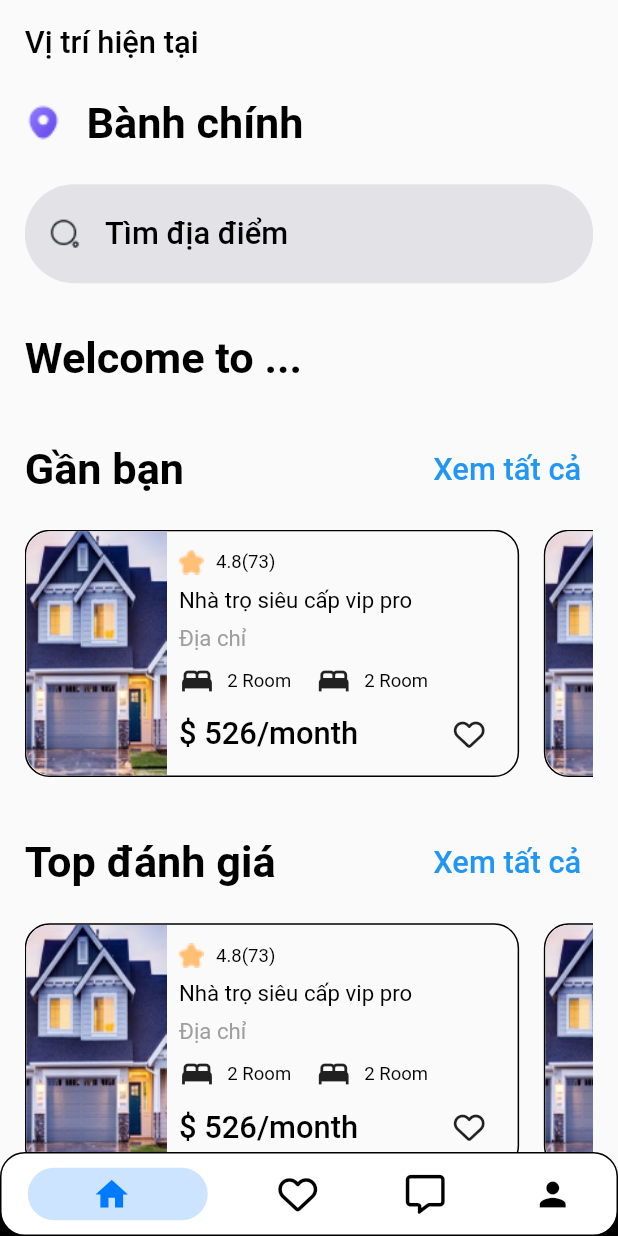
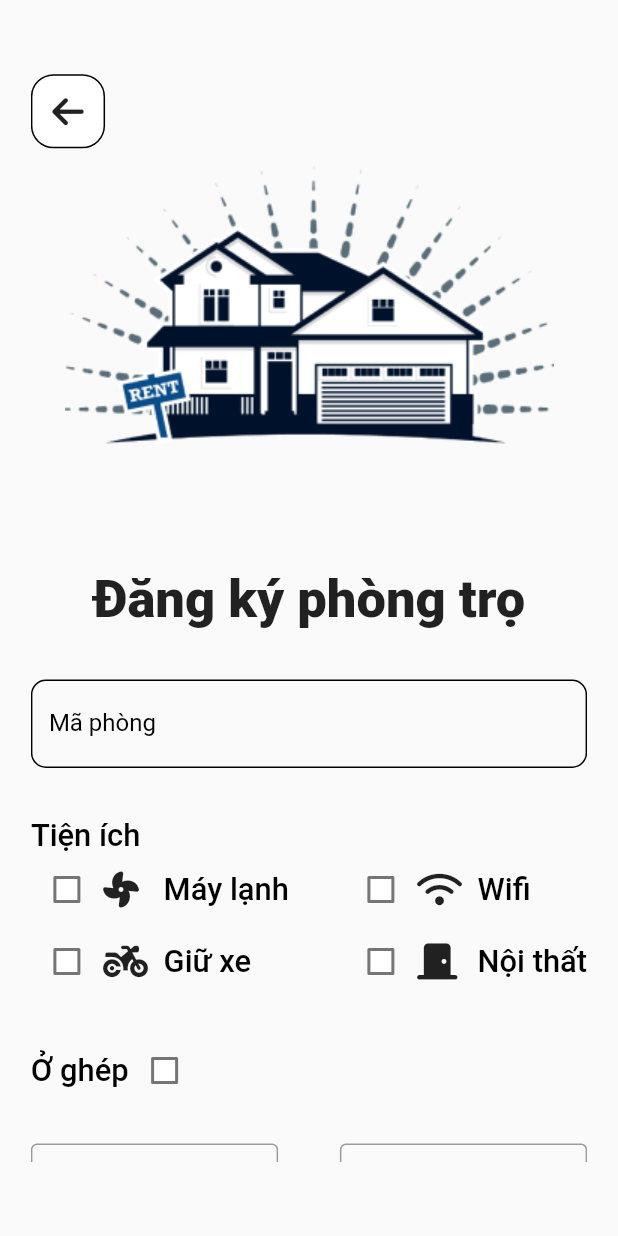
Before and after one commit to havya123/app_xem_tro, a Flutter app: the screen it shows after launch, on a phone screen of 412 x 824 dp. Run offline on Flutter 3.47's test engine with Material 2 defaults, Android fonts, the phone set to English and light mode, and no system bars; drawn by our look-alikes of persistent_bottom_nav_bar; our stand-ins replace community_material_icon, email_validator, fl_chart, font_awesome_flutter, get, syncfusion_flutter_charts; missing offline and left inert: datepicker_dropdown, read_more_text.

Commit message:
update house registration

```diff
--- a/lib/app_tro.dart
+++ b/lib/app_tro.dart
@@ -15,7 +15,7 @@ class _AppXemTroState extends State<AppXemTro> {
   Widget build(BuildContext context) {
     return GetMaterialApp(
       debugShowCheckedModeBanner: false,
-      initialRoute: Routes.navigationRoute,
+      initialRoute: Routes.roomRegistrationRoute,
       getPages: RouteManager.routeManager,
       unknownRoute: RouteManager.notFound,
     );
--- a/lib/route/route_manager.dart
+++ b/lib/route/route_manager.dart
@@ -8,6 +8,8 @@ import 'package:app_xem_tro/screen/detail_screen/over_view_screen.dart';
 import 'package:app_xem_tro/screen/error_screen/error_screen.dart';
 import 'package:app_xem_tro/screen/forget_password_screen/forget_password_screen.dart';
 import 'package:app_xem_tro/screen/forget_password_screen/reset_password.dart';
+import 'package:app_xem_tro/screen/house_registration/house_registration.dart';
+import 'package:app_xem_tro/screen/house_registration/room_registration.dart';
 import 'package:app_xem_tro/screen/login_screen/login_screen.dart';
 import 'package:app_xem_tro/screen/profile_screen/detail_profile_screen.dart';
 import 'package:app_xem_tro/screen/profile_screen/profie_screen.dart';
@@ -109,6 +111,14 @@ class RouteManager {
     GetPage(
       name: "/overviewRoute",
       page: () => const OverViewScreen(),
+    ),
+    GetPage(
+      name: "/houseRegistrationRoute",
+      page: () => const HouseRegistration(),
+    ),
+    GetPage(
+      name: "/roomRegistrationRoute",
+      page: () => const RoomRegistration(),
     )
   ];
 
--- a/lib/route/routes.dart
+++ b/lib/route/routes.dart
@@ -19,4 +19,6 @@ class Routes {
   static const String detailProfileRoute = "/detailProfileRoute";
   static const String detailRoute = "/detailRoute";
   static const String overviewRote = "/overviewRoute";
+  static const String houseRegistrationRoute = "/houseRegistrationRoute";
+  static const String roomRegistrationRoute = "/roomRegistrationRoute";
 }
--- /dev/null
+++ b/lib/screen/house_registration/room_registration.dart
@@ -0,0 +1,202 @@
+import 'package:app_xem_tro/config/size_config.dart';
+import 'package:app_xem_tro/config/widget/button.dart';
+import 'package:app_xem_tro/config/widget/check_box.dart';
+import 'package:app_xem_tro/config/widget/text_field.dart';
+import 'package:flutter/material.dart';
+import 'package:font_awesome_flutter/font_awesome_flutter.dart';
+
+class RoomRegistration extends StatelessWidget {
+  const RoomRegistration({super.key});
+
+  @override
+  Widget build(BuildContext context) {
+    List<String> number = ["1", "2", "3", "4"];
+    return Scaffold(
+      body: Padding(
+        padding: EdgeInsets.symmetric(
+            vertical: padding(context, padding: 0.12),
+            horizontal: padding(context, padding: 0.05)),
+        child: SingleChildScrollView(
+          child: Column(
+            children: [
+              SizedBox(
+                width: double.infinity,
+                height: getHeight(context, height: 0.4),
+                child: Stack(
+                  children: [
+                    Align(
+                        alignment: Alignment.center,
+                        child: Image.asset(
+                          'assets/images/login_img/home_icon.png',
+                          fit: BoxFit.cover,
+                        )),
+                    InkWell(
+                      onTap: () {},
+                      child: Container(
+                        width: getWidth(context, width: 0.12),
+                        height: getHeight(context, height: 0.06),
+                        decoration: BoxDecoration(
+                            color: Colors.white,
+                            borderRadius: BorderRadius.circular(15),
+                            border: Border.all(
+                              color: Colors.black,
+                            )),
+                        child: const Icon(FontAwesomeIcons.arrowLeft),
+                      ),
+                    )
+                  ],
+                ),
+              ),
+              const Text(
+                'Đăng ký phòng trọ',
+                style: TextStyle(fontSize: 35, fontWeight: FontWeight.w900),
+              ),
+              spaceHeight(context),
+              TextFieldWidget(
+                hint: "Mã phòng",
+              ),
+              spaceHeight(context),
+              Align(
+                  alignment: Alignment.centerLeft,
+                  child: Text(
+                    "Tiện ích",
+                    style: mediumTextStyle(context),
+                  )),
+              Row(
+                mainAxisAlignment: MainAxisAlignment.spaceBetween,
+                children: [
+                  Column(
+                    crossAxisAlignment: CrossAxisAlignment.start,
+                    children: [
+                      checkBoxCombo(context, FontAwesomeIcons.fan, "Máy lạnh"),
+                      checkBoxCombo(
+                          context, FontAwesomeIcons.motorcycle, "Giữ xe")
+                    ],
+                  ),
+                  Column(
+                    crossAxisAlignment: CrossAxisAlignment.start,
+                    children: [
+                      checkBoxCombo(context, FontAwesomeIcons.wifi, "Wifi"),
+                      checkBoxCombo(
+                          context, FontAwesomeIcons.doorClosed, "Nội thất")
+                    ],
+                  )
+                ],
+              ),
+              spaceHeight(context, height: 0.03),
+              Row(
+                children: [
+                  Text(
+                    "Ở ghép",
+                    style: mediumTextStyle(context),
+                  ),
+                  const CheckboxExample()
+                ],
+              ),
+              spaceHeight(context, height: 0.03),
+              Row(
+                mainAxisAlignment: MainAxisAlignment.spaceBetween,
+                children: [
+                  dropDownWidget(context, number, "Số người"),
+                  dropDownWidget(context, number, "Số tầng")
+                ],
+              ),
+              spaceHeight(context, height: 0.03),
+              Row(
+                mainAxisAlignment: MainAxisAlignment.center,
+                children: [
+                  SizedBox(
+                      width: getWidth(context, width: 0.45),
+                      height: getHeight(context, height: 0.07),
+                      child: TextFieldWidget(
+                        hint: "Diện tích",
+                        type: TextInputType.number,
+                      )),
+                  spaceWidth(
+                    context,
+                  ),
+                  Text(
+                    "m2",
+                    style: mediumTextStyle(context),
+                  )
+                ],
+              ),
+              spaceHeight(context),
+              Align(
+                alignment: Alignment.centerLeft,
+                child: Text(
+                  "Ảnh",
+                  style: mediumTextStyle(context),
+                ),
+              ),
+              spaceHeight(context, height: 0.03),
+              Align(
+                alignment: Alignment.centerLeft,
+                child: Container(
+                  width: getWidth(context, width: 0.5),
+                  height: getHeight(context, height: 0.2),
+                  decoration: BoxDecoration(
+                      border: Border.all(color: Colors.black),
+                      borderRadius: BorderRadius.circular(20)),
+                  child: Column(
+                    children: [
+                      SizedBox(
+                          width: getWidth(context, width: 0.5),
+                          height: getHeight(context, height: 0.15),
+                          child: Image.asset(
+                            "assets/images/camera_img/camera_img.png",
+                            fit: BoxFit.fitHeight,
+                          )),
+                      Text(
+                        "Thêm ảnh",
+                        style: mediumTextStyle(context),
+                      )
+                    ],
+                  ),
+                ),
+              ),
+              spaceHeight(context),
+              const Divider(
+                color: Colors.black,
+              ),
+              spaceHeight(context),
+              ButtonWidget(function: () {}, textButton: "Đăng ký"),
+            ],
+          ),
+        ),
+      ),
+    );
+  }
+
+  Container checkBoxCombo(BuildContext context, IconData logo, String label) {
+    return Container(
+      child: Row(
+        children: [
+          const CheckboxExample(),
+          Icon(logo),
+          spaceWidth(context),
+          Text(
+            label,
+            style: mediumTextStyle(context),
+          )
+        ],
+      ),
+    );
+  }
+
+  DropdownMenu<String> dropDownWidget(
+      context, List<String> location, String hint) {
+    return DropdownMenu(
+      width: getWidth(context, width: 0.4),
+      hintText: hint,
+      onSelected: (String? value) {},
+      dropdownMenuEntries:
+          location.map<DropdownMenuEntry<String>>((String value) {
+        return DropdownMenuEntry<String>(
+          value: value,
+          label: value,
+        );
+      }).toList(),
+    );
+  }
+}
--- a/pubspec.yaml
+++ b/pubspec.yaml
@@ -78,6 +78,8 @@ flutter:
     - assets\images\splash_img\splash_icon.png
     - assets/images/splash_img/splash_icon.png
     - assets/images/home_img/
+    - assets/images/map_img/
+    - assets/images/camera_img/
   #   - images/a_dot_ham.jpeg
   #   - images/abc.jpeg
 
```
Also changed, not shown: lib/screen/house_registration/house_registration.dart (added, +233 -0 lines), assets/images/camera_img/camera_img.png (added), assets/images/map_img/map.png (added).
